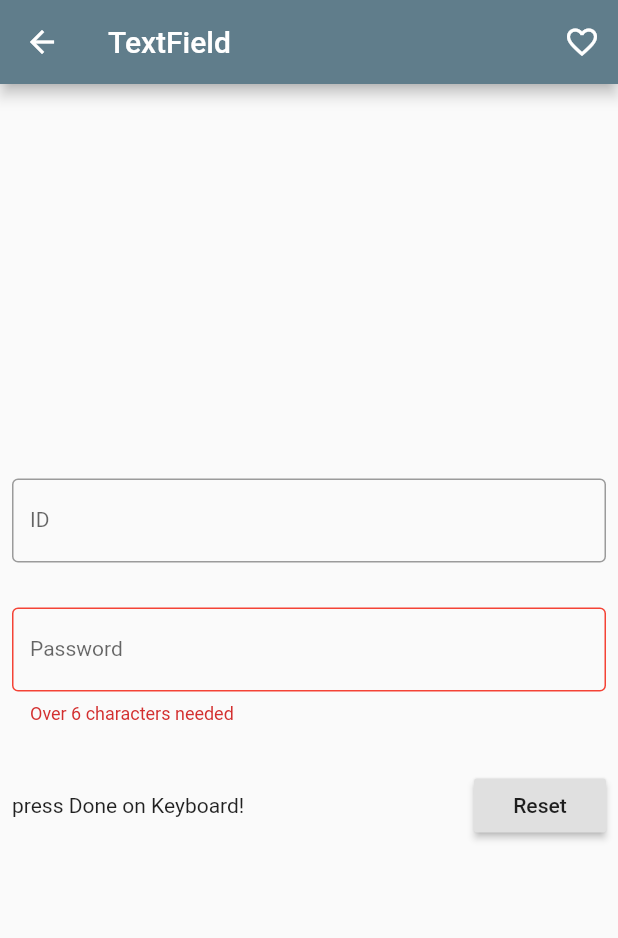
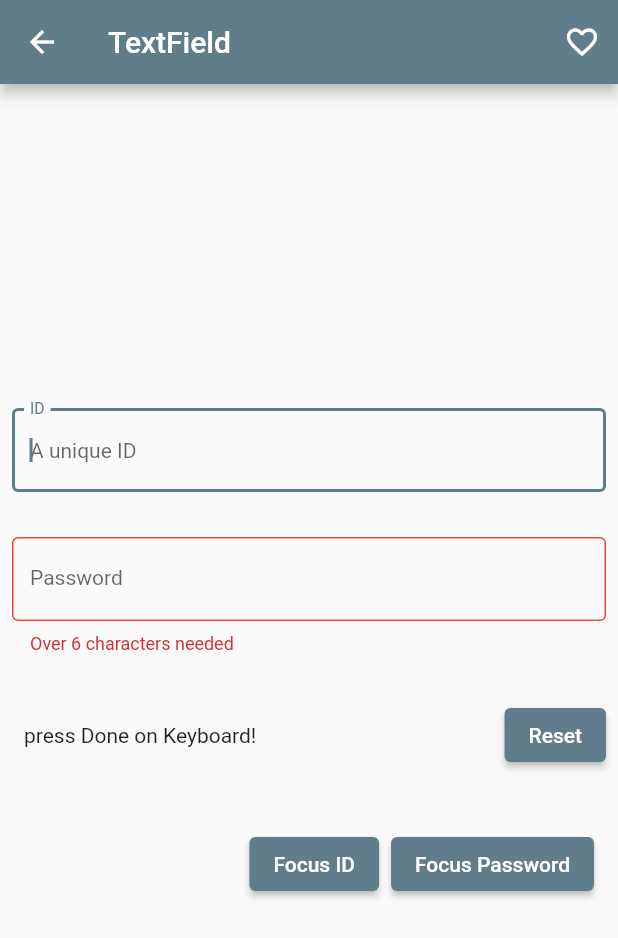
Before and after one commit to mike123789-dev/weekly_widgets, a Flutter app: the screen it shows after launch, after a tap on "TextField", on a phone screen of 412 x 824 dp. Shown: the top 938 px of the screen. Run offline on Flutter 3.47's test engine with Material 2 defaults, Android fonts, the phone set to English and light mode, and no system bars; our stand-ins replace webview_flutter.

Commit message:
feat: added new features to textfield
- autofocus
- switch focus using FocusNodes

```diff
--- a/lib/widgets/my_text_field.dart
+++ b/lib/widgets/my_text_field.dart
@@ -8,6 +8,8 @@ class MyTextField extends StatefulWidget {
 class _MyTextFieldState extends State<MyTextField> {
   TextEditingController _idController;
   TextEditingController _passwordController;
+  FocusNode _idFocusNode;
+  FocusNode _passwordFocusNode;
 
   bool isPasswordValid = false;
 
@@ -16,12 +18,16 @@ class _MyTextFieldState extends State<MyTextField> {
     super.initState();
     _idController = TextEditingController();
     _passwordController = TextEditingController();
+    _idFocusNode = FocusNode();
+    _passwordFocusNode = FocusNode();
   }
 
   @override
   void dispose() {
     _idController.dispose();
     _passwordController.dispose();
+    _idFocusNode.dispose();
+    _passwordFocusNode.dispose();
     super.dispose();
   }
 
@@ -59,7 +65,7 @@ class _MyTextFieldState extends State<MyTextField> {
             ),
           ),
           actions: <Widget>[
-            FlatButton(
+            TextButton(
               child: Text('OK'),
               onPressed: () {
                 Navigator.pop(context, "OK");
@@ -86,6 +92,8 @@ class _MyTextFieldState extends State<MyTextField> {
 
   Widget _buildIdTextField() {
     return TextField(
+      autofocus: true,
+      focusNode: _idFocusNode,
       controller: _idController,
       onSubmitted: (String value) {
         print("id: $value");
@@ -97,12 +105,14 @@ class _MyTextFieldState extends State<MyTextField> {
       decoration: InputDecoration(
         border: borderMaker(Colors.green),
         labelText: "ID",
+        hintText: "A unique ID",
       ),
     );
   }
 
   Widget _buildPasswordTextField() {
     return TextField(
+      focusNode: _passwordFocusNode,
       controller: _passwordController,
       onChanged: (_) {
         _validatePassword();
@@ -139,13 +149,29 @@ class _MyTextFieldState extends State<MyTextField> {
             mainAxisAlignment: MainAxisAlignment.spaceBetween,
             // crossAxisAlignment: CrossAxisAlignment.end,
             children: [
-              Text("press Done on Keyboard!"),
-              RaisedButton(
+              Padding(
+                padding: const EdgeInsets.all(8.0),
+                child: Text("press Done on Keyboard!"),
+              ),
+              ElevatedButton(
                 child: Text("Reset"),
                 onPressed: _resetControllers,
               ),
             ],
-          )
+          ),
+          SizedBox(
+            height: 30,
+          ),
+          ButtonBar(
+            children: [
+              ElevatedButton(
+                  child: Text("Focus ID"),
+                  onPressed: () => _idFocusNode.requestFocus()),
+              ElevatedButton(
+                  child: Text("Focus Password"),
+                  onPressed: () => _passwordFocusNode.requestFocus()),
+            ],
+          ),
         ],
       ),
     );
```
